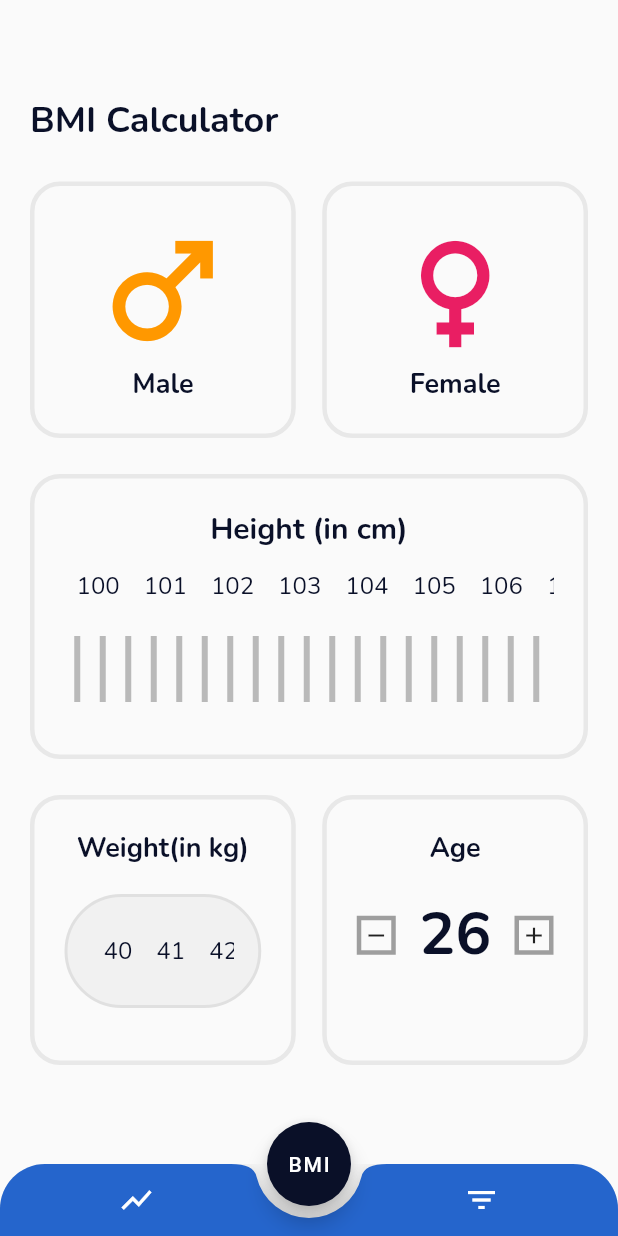
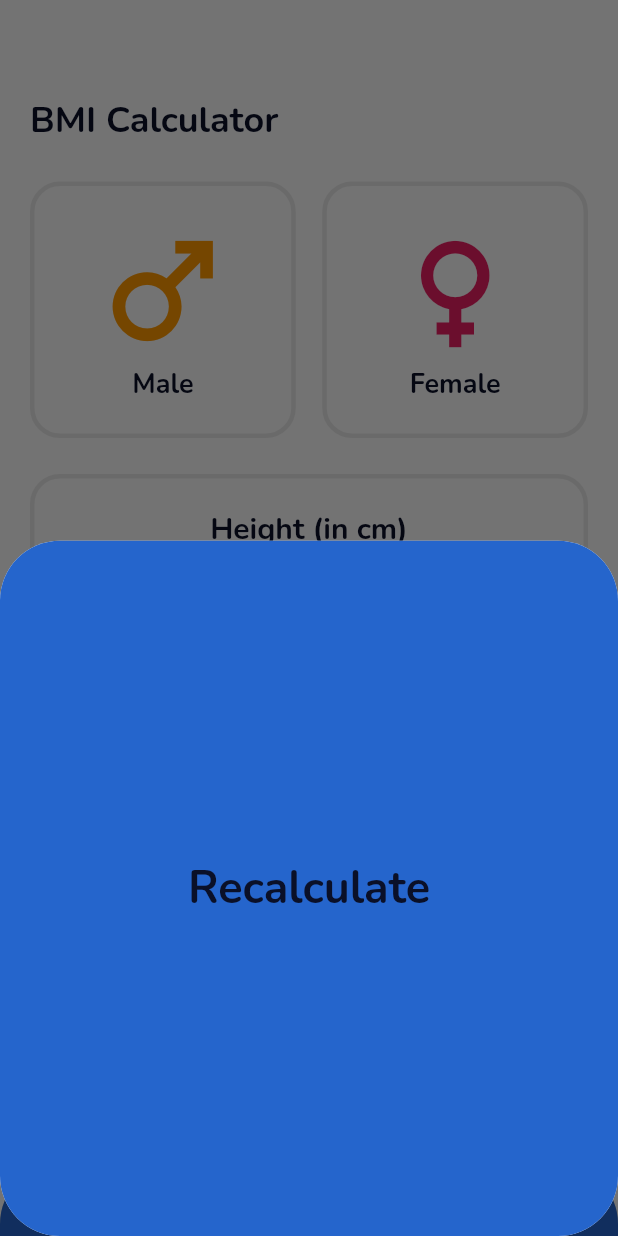
Before and after one commit to IsaiasCuvula/bmi_calculator_flutter, a Flutter app: the screen it shows after launch, after a tap on "BMI", on a phone screen of 412 x 824 dp. Run offline on Flutter 3.47's test engine with Material 2 defaults, Android fonts, the phone set to English and light mode, and no system bars; our stand-ins replace google_fonts.

Commit message:
showModalBottomSheet to show bmi detail created

```diff
--- /dev/null
+++ b/lib/views/bmi_details.dart
@@ -0,0 +1,25 @@
+import 'package:bmi_calculator_flutter/utils/constants.dart';
+import 'package:flutter/material.dart';
+import 'dart:math' as math;
+
+class BMIDetail extends StatelessWidget {
+  const BMIDetail({Key? key}) : super(key: key);
+
+  @override
+  Widget build(BuildContext context) {
+    return Container(
+      height: double.maxFinite * 0.5,
+      padding: const EdgeInsets.all(30),
+      decoration: BoxDecoration(
+        color: colorBlue,
+        borderRadius: BorderRadius.circular(40),
+      ),
+      child: Center(
+        child: Text(
+          "Recalculate",
+          style: kTextStyleBold(30),
+        ),
+      ),
+    );
+  }
+}
--- a/lib/views/home_page.dart
+++ b/lib/views/home_page.dart
@@ -1,4 +1,5 @@
 import 'package:bmi_calculator_flutter/utils/constants.dart';
+import 'package:bmi_calculator_flutter/views/bmi_details.dart';
 import 'package:bmi_calculator_flutter/widgets/custom_card.dart';
 import 'package:bmi_calculator_flutter/widgets/male_famale.dart';
 import 'package:bmi_calculator_flutter/widgets/plus_minus_button.dart';
@@ -18,7 +19,17 @@ class HomePage extends StatelessWidget {
       floatingActionButton: FloatingActionButton(
         backgroundColor: colorDarkBlue,
         child: const Text('BMI'),
-        onPressed: () {},
+        onPressed: () {
+          showModalBottomSheet(
+            shape: RoundedRectangleBorder(
+              borderRadius: BorderRadius.circular(40),
+            ),
+            context: context,
+            builder: (ctx) {
+              return const BMIDetail();
+            },
+          );
+        },
       ),
       body: SizedBox(
         width: double.maxFinite,
@@ -149,8 +160,8 @@ class HomePage extends StatelessWidget {
   Widget _navBottom() {
     return ClipRRect(
       borderRadius: const BorderRadius.only(
-        topLeft: Radius.circular(30.0),
-        topRight: Radius.circular(30.0),
+        topLeft: Radius.circular(40.0),
+        topRight: Radius.circular(40.0),
       ),
       child: BottomAppBar(
         color: colorBlue,
```
